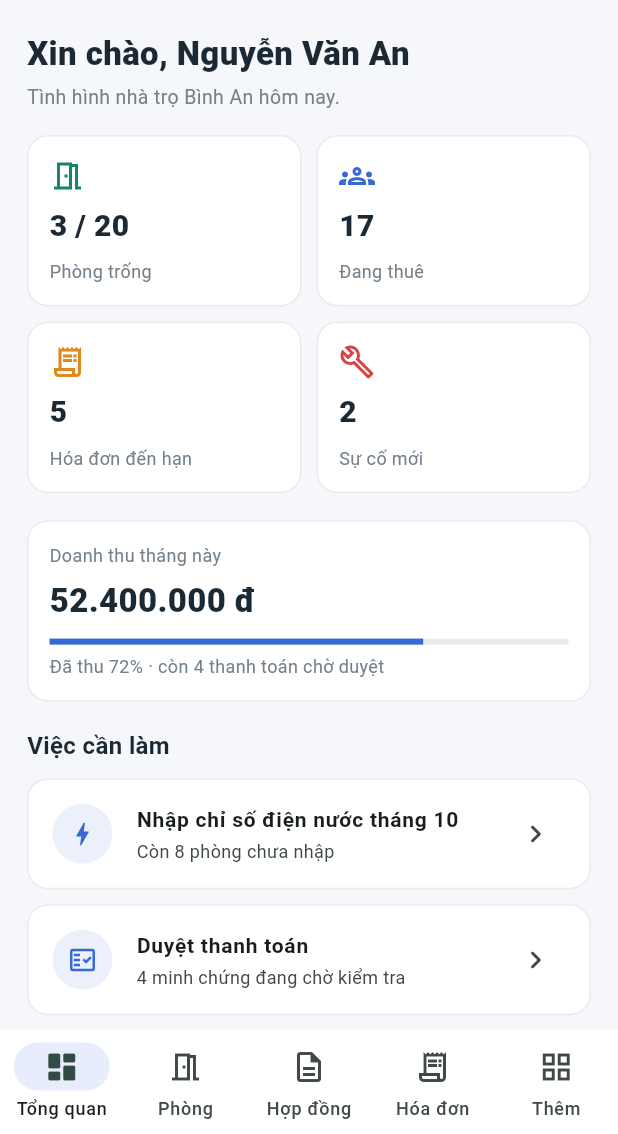
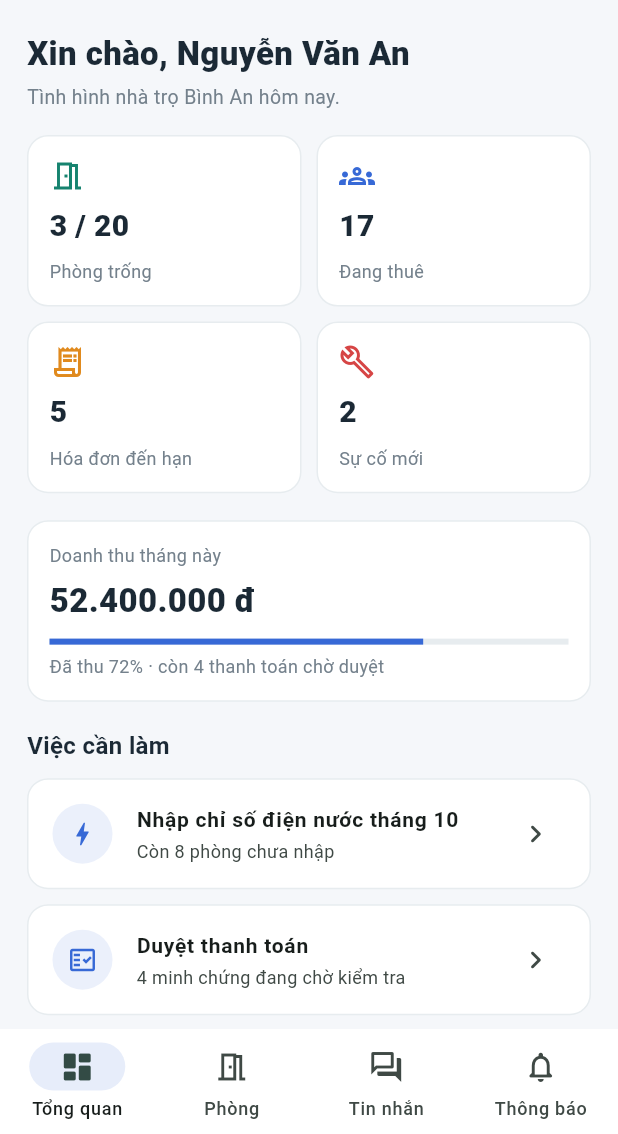
Before and after one commit to FoxSys285/quanlytro, a Flutter app: the screen it shows after launch, in the side drawer, after a tap on "Tổng quan", on a phone screen of 412 x 824 dp, the part 102-1236 px from its top. Run offline on Flutter 3.47's test engine with Material 3 defaults, Android fonts, the phone set to English and light mode, and no system bars; our stand-ins replace image_picker.

Commit message:
feat: update landlord layout initial destination and modify tab labels

```diff
--- a/lib/layouts/landlord_layout.dart
+++ b/lib/layouts/landlord_layout.dart
@@ -28,7 +28,8 @@ class LandlordLayout extends StatelessWidget {
             displayName ?? LandlordDemoStore.instance.property.ownerName,
         contextLabel: contextLabel ?? LandlordDemoStore.instance.property.name,
         accentColor: const Color(0xFF3769D6),
-        initialDestinationId: 'properties',
+        initialDestinationId: 'dashboard',
+        showMoreTab: false,
         onPreviewRoleSelected: onPreviewRoleSelected,
         pageBuilder: pageBuilder ?? buildLandlordPage,
         tabs: const [
@@ -45,16 +46,16 @@ class LandlordLayout extends StatelessWidget {
             destinationId: 'rooms',
           ),
           RoleTab(
-            label: 'Hợp đồng',
-            icon: Icons.description_outlined,
-            selectedIcon: Icons.description_rounded,
-            destinationId: 'leases',
+            label: 'Tin nhắn',
+            icon: Icons.forum_outlined,
+            selectedIcon: Icons.forum_rounded,
+            destinationId: 'conversations',
           ),
           RoleTab(
-            label: 'Hóa đơn',
-            icon: Icons.receipt_long_outlined,
-            selectedIcon: Icons.receipt_long_rounded,
-            destinationId: 'billing',
+            label: 'Thông báo',
+            icon: Icons.notifications_none_rounded,
+            selectedIcon: Icons.notifications_rounded,
+            destinationId: 'notifications',
           ),
         ],
         destinations: const [
```
